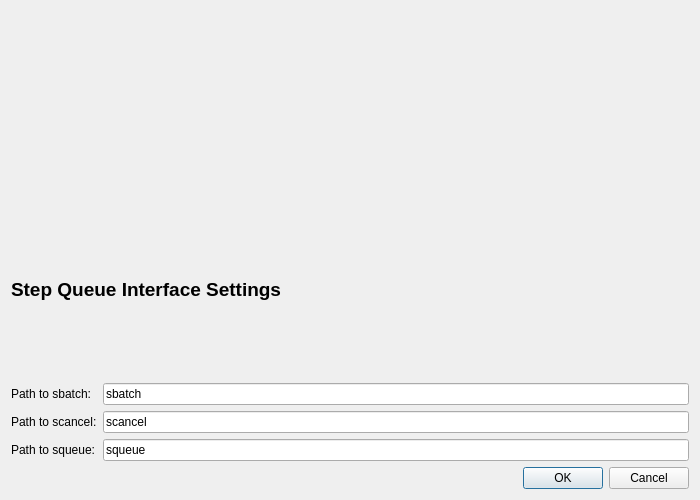
Above: src/globalsearch/queueinterfaces/slurmdialog.ui from xtalopt/XtalOpt before the change. Below: the same form after it.
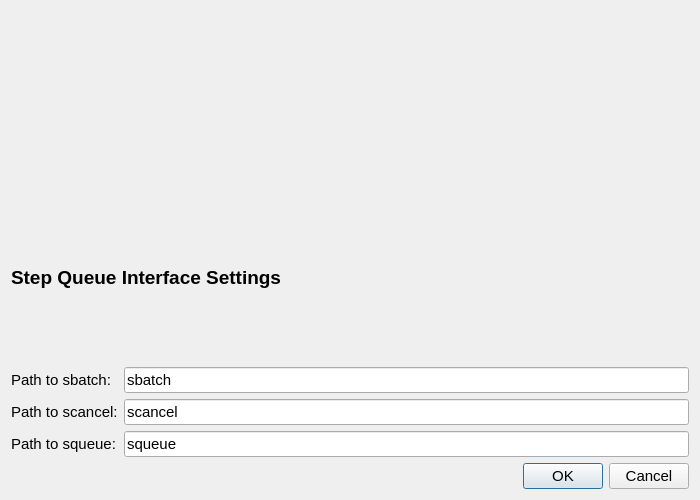
That is the form after the change. Custom widgets are drawn as their Qt base class.

Diff of the .ui file:
```diff
--- a/src/globalsearch/queueinterfaces/slurmdialog.ui
+++ b/src/globalsearch/queueinterfaces/slurmdialog.ui
@@ -16,6 +16,11 @@
     <verstretch>0</verstretch>
    </sizepolicy>
   </property>
+  <property name="font">
+   <font>
+    <pointsize>11</pointsize>
+   </font>
+  </property>
   <property name="windowTitle">
    <string>SLURM Queue Configuration</string>
   </property>
```
Left out of the diff: 2 changed lines with no effect on the pictures.
